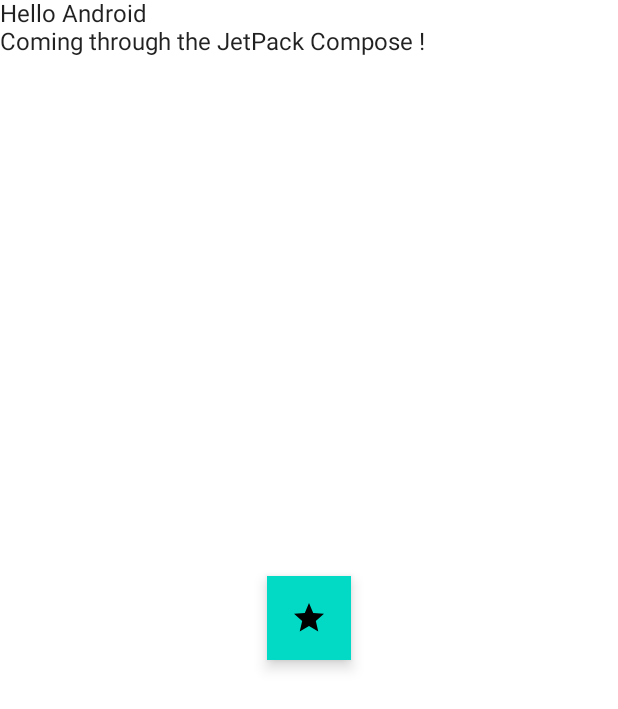
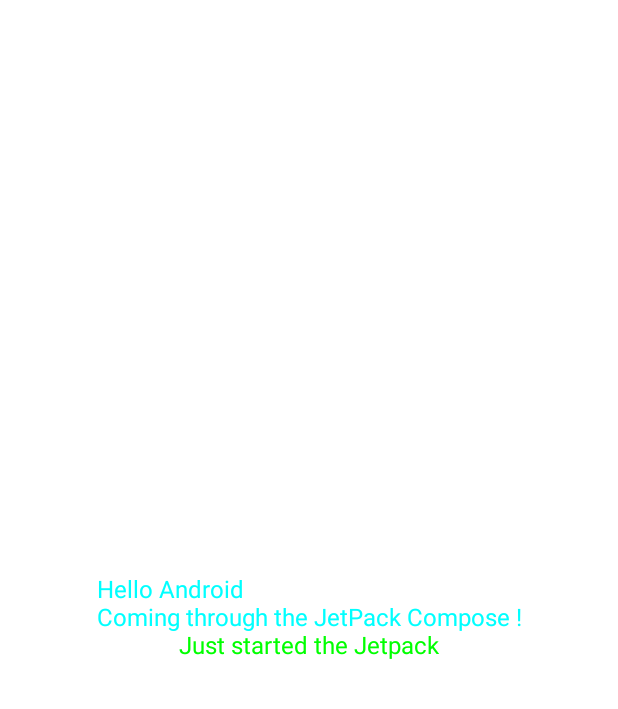
Before and after one commit to HarshPanchal18/Jetpack-Playground, an Android app built with Jetpack Compose: the screen it shows after launch (MainActivity), on a phone screen of 412 x 824 dp. Shown: the top 709 px of the screen. Run offline under Robolectric (Android 15) with nearby library versions, the phone set to English and light mode, and no system bars.

Commit message:
Wrapped more than one Text() to the column with attributes

```diff
--- a/app/src/main/java/com/example/first_jetcompose/MainActivity.kt
+++ b/app/src/main/java/com/example/first_jetcompose/MainActivity.kt
@@ -6,14 +6,19 @@ import androidx.activity.compose.setContent
 import androidx.compose.foundation.layout.Arrangement
 import androidx.compose.foundation.layout.Column
 import androidx.compose.foundation.layout.fillMaxSize
+import androidx.compose.foundation.layout.size
 import androidx.compose.material.*
 import androidx.compose.material.icons.Icons
 import androidx.compose.material.icons.outlined.Star
 import androidx.compose.runtime.Composable
 import androidx.compose.ui.Alignment
 import androidx.compose.ui.Modifier
+import androidx.compose.ui.graphics.Color
 import androidx.compose.ui.graphics.RectangleShape
+import androidx.compose.ui.text.style.TextAlign
 import androidx.compose.ui.tooling.preview.Preview
+import androidx.compose.ui.unit.dp
+import androidx.compose.ui.unit.sp
 import com.example.first_jetcompose.ui.theme.FirstjetcomposeTheme
 
 class MainActivity : ComponentActivity() {
@@ -25,13 +30,13 @@ class MainActivity : ComponentActivity() {
                 Surface(modifier = Modifier.fillMaxSize(), color = MaterialTheme.colors.background) {
                     Greeting("Android\nComing through the JetPack Compose ")
                 }
-                Column(
-                    modifier = Modifier.fillMaxSize(),
+                /*Column(
+                    //modifier = Modifier.fillMaxSize(),
                     verticalArrangement = Arrangement.SpaceEvenly,
                     horizontalAlignment = Alignment.CenterHorizontally
                 ) {
                     IconFloatingActionButton()
-                }
+                }*/
             }
         }
     }
@@ -39,7 +44,22 @@ class MainActivity : ComponentActivity() {
 
 @Composable
 fun Greeting(name: String) {
-    Text(text = "Hello $name!")
+    Column(
+        horizontalAlignment = Alignment.CenterHorizontally,
+        verticalArrangement = Arrangement.Center,
+        modifier = Modifier
+            .size(300.dp)
+    ) {
+        Text(
+            text = "Hello $name!",
+            color = Color.Cyan,
+            //modifier = Modifier.fillMaxSize()
+        )
+        Text(
+            text = "Just started the Jetpack",
+            color = Color.Green
+        )
+    }
 }
 
 @Preview(showBackground = true)
@@ -50,7 +70,7 @@ fun DefaultPreview() {
     }
 }
 
-@Preview
+//@Preview
 @Composable
 private fun IconFloatingActionButton() {
     FloatingActionButton(onClick = {},
```
